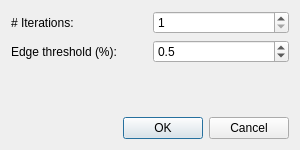
First picture: the form in base/dialogcollapse.ui, repository osukarusan/geomproc, before the edit.
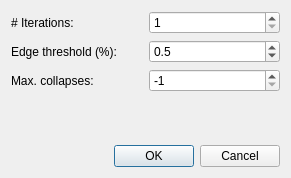
Second picture: the form after the edit.

Commit message: Edge collapse debugging

Diff of the .ui file:
```diff
--- a/base/dialogcollapse.ui
+++ b/base/dialogcollapse.ui
@@ -6,8 +6,8 @@
    <rect>
     <x>0</x>
     <y>0</y>
-    <width>300</width>
-    <height>150</height>
+    <width>291</width>
+    <height>178</height>
    </rect>
   </property>
   <property name="windowTitle">
@@ -68,6 +68,36 @@
      </item>
     </layout>
    </item>
+   <item>
+    <layout class="QHBoxLayout" name="horizontalLayout_3">
+     <item>
+      <widget class="QLabel" name="label_2">
+       <property name="text">
+        <string>Max. collapses:</string>
+       </property>
+      </widget>
+     </item>
+     <item>
+      <widget class="QSpinBox" name="sb_collapses">
+       <property name="accelerated">
+        <bool>true</bool>
+       </property>
+       <property name="minimum">
+        <number>-1</number>
+       </property>
+       <property name="maximum">
+        <number>1000000</number>
+       </property>
+       <property name="singleStep">
+        <number>100</number>
+       </property>
+       <property name="value">
+        <number>-1</number>
+       </property>
+      </widget>
+     </item>
+    </layout>
+   </item>
    <item>
     <spacer name="verticalSpacer">
      <property name="orientation">
```
The commit also changes 11 other files.
